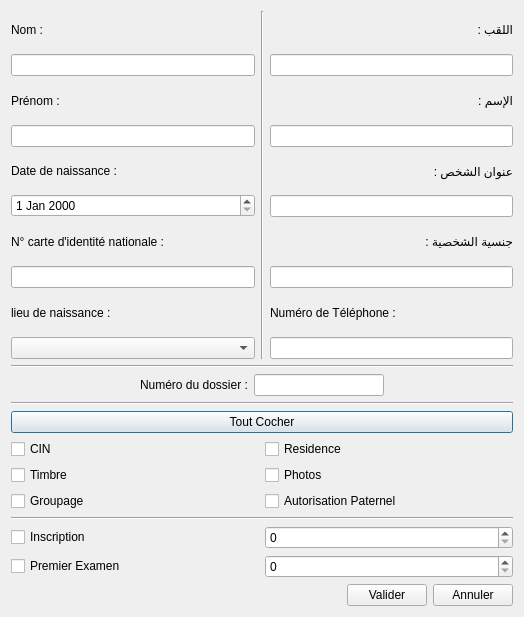
Qt form Auto_Ecole/candidat/addcandidat.ui (AmineHouari98/auto_Ecole) before a commit.
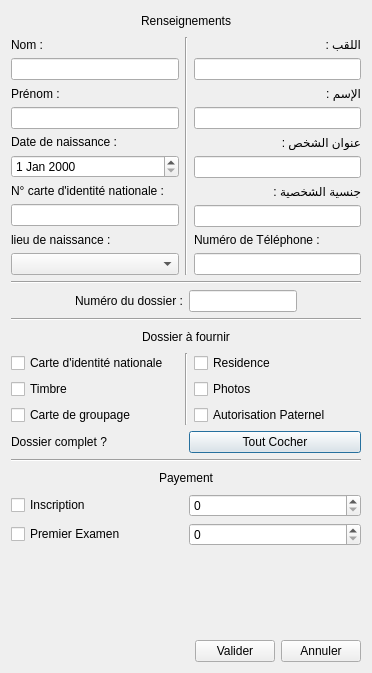
The same form after that commit.

What changed in the file:
```diff
--- a/Auto_Ecole/candidat/addcandidat.ui
+++ b/Auto_Ecole/candidat/addcandidat.ui
@@ -6,8 +6,8 @@
    <rect>
     <x>0</x>
     <y>0</y>
-    <width>524</width>
-    <height>617</height>
+    <width>372</width>
+    <height>673</height>
    </rect>
   </property>
   <property name="windowTitle">
@@ -18,6 +18,45 @@
   </property>
   <layout class="QGridLayout" name="gridLayout">
    <item row="0" column="0">
+    <layout class="QVBoxLayout" name="verticalLayout_16">
+     <item>
+      <layout class="QHBoxLayout" name="horizontalLayout_11">
+       <item>
+        <spacer name="horizontalSpacer_5">
+         <property name="orientation">
+          <enum>Qt::Horizontal</enum>
+         </property>
+         <property name="sizeHint" stdset="0">
+          <size>
+           <width>40</width>
+           <height>20</height>
+          </size>
+         </property>
+        </spacer>
+       </item>
+       <item>
+        <widget class="QLabel" name="label_9">
+         <property name="text">
+          <string>Renseignements</string>
+         </property>
+        </widget>
+       </item>
+       <item>
+        <spacer name="horizontalSpacer_6">
+         <property name="orientation">
+          <enum>Qt::Horizontal</enum>
+         </property>
+         <property name="sizeHint" stdset="0">
+          <size>
+           <width>40</width>
+           <height>20</height>
+          </size>
+         </property>
+        </spacer>
+       </item>
+      </layout>
+     </item>
+     <item>
     <layout class="QHBoxLayout" name="horizontalLayout_2">
      <item>
       <layout class="QVBoxLayout" name="verticalLayout_13">
@@ -180,6 +219,8 @@
      </item>
     </layout>
    </item>
+    </layout>
+   </item>
    <item row="1" column="0">
     <layout class="QVBoxLayout" name="verticalLayout_11">
      <item>
@@ -234,7 +275,7 @@
       </layout>
      </item>
      <item>
-      <layout class="QVBoxLayout" name="verticalLayout_14">
+      <layout class="QVBoxLayout" name="verticalLayout_18">
        <item>
         <widget class="Line" name="line_3">
          <property name="orientation">
@@ -243,32 +284,57 @@
         </widget>
        </item>
        <item>
-        <widget class="QPushButton" name="pushButton">
+        <layout class="QHBoxLayout" name="horizontalLayout_12">
+         <item>
+          <spacer name="horizontalSpacer_7">
+           <property name="orientation">
+            <enum>Qt::Horizontal</enum>
+           </property>
+           <property name="sizeHint" stdset="0">
+            <size>
+             <width>40</width>
+             <height>20</height>
+            </size>
+           </property>
+          </spacer>
+         </item>
+         <item>
+          <widget class="QLabel" name="label_10">
          <property name="text">
-          <string>Tout Cocher</string>
+            <string>Dossier à fournir</string>
          </property>
         </widget>
        </item>
+         <item>
+          <spacer name="horizontalSpacer_8">
+           <property name="orientation">
+            <enum>Qt::Horizontal</enum>
+           </property>
+           <property name="sizeHint" stdset="0">
+            <size>
+             <width>40</width>
+             <height>20</height>
+            </size>
+           </property>
+          </spacer>
+         </item>
+        </layout>
+       </item>
+       <item>
+        <layout class="QHBoxLayout" name="horizontalLayout_5">
        <item>
         <layout class="QHBoxLayout" name="horizontalLayout_4">
          <item>
+            <layout class="QHBoxLayout" name="horizontalLayout_6">
+             <item>
+              <layout class="QVBoxLayout" name="verticalLayout_14">
+               <item>
           <widget class="QCheckBox" name="checkBox_CIN">
            <property name="text">
-            <string>CIN</string>
+                  <string>Carte d'identité nationale</string>
            </property>
           </widget>
          </item>
-         <item>
-          <widget class="QCheckBox" name="checkBox_Residence">
-           <property name="text">
-            <string>Residence</string>
-           </property>
-          </widget>
-         </item>
-        </layout>
-       </item>
-       <item>
-        <layout class="QHBoxLayout" name="horizontalLayout_5">
          <item>
           <widget class="QCheckBox" name="checkBox_Timbre">
            <property name="text">
@@ -277,23 +343,39 @@
           </widget>
          </item>
          <item>
+                <widget class="QCheckBox" name="checkBox_Groupage">
+                 <property name="text">
+                  <string>Carte de groupage</string>
+                 </property>
+                </widget>
+               </item>
+              </layout>
+             </item>
+            </layout>
+           </item>
+           <item>
+            <widget class="Line" name="line_5">
+             <property name="orientation">
+              <enum>Qt::Vertical</enum>
+             </property>
+            </widget>
+           </item>
+           <item>
+            <layout class="QVBoxLayout" name="verticalLayout_17">
+             <item>
+              <widget class="QCheckBox" name="checkBox_Residence">
+               <property name="text">
+                <string>Residence</string>
+               </property>
+              </widget>
+             </item>
+             <item>
           <widget class="QCheckBox" name="checkBox_Photo">
            <property name="text">
             <string>Photos</string>
            </property>
           </widget>
          </item>
-        </layout>
-       </item>
-       <item>
-        <layout class="QHBoxLayout" name="horizontalLayout_6">
-         <item>
-          <widget class="QCheckBox" name="checkBox_Groupage">
-           <property name="text">
-            <string>Groupage</string>
-           </property>
-          </widget>
-         </item>
          <item>
           <widget class="QCheckBox" name="checkBox_APaternel">
            <property name="text">
@@ -305,6 +387,28 @@
        </item>
       </layout>
      </item>
+        </layout>
+       </item>
+       <item>
+        <layout class="QHBoxLayout" name="horizontalLayout_10">
+         <item>
+          <widget class="QLabel" name="label_8">
+           <property name="text">
+            <string>Dossier complet ?</string>
+           </property>
+          </widget>
+         </item>
+         <item>
+          <widget class="QPushButton" name="pushButton">
+           <property name="text">
+            <string>Tout Cocher</string>
+           </property>
+          </widget>
+         </item>
+        </layout>
+       </item>
+      </layout>
+     </item>
      <item>
       <widget class="Line" name="line_4">
        <property name="orientation">
@@ -312,6 +416,43 @@
        </property>
       </widget>
      </item>
+     <item>
+      <layout class="QHBoxLayout" name="horizontalLayout_13">
+       <item>
+        <spacer name="horizontalSpacer_9">
+         <property name="orientation">
+          <enum>Qt::Horizontal</enum>
+         </property>
+         <property name="sizeHint" stdset="0">
+          <size>
+           <width>40</width>
+           <height>20</height>
+          </size>
+         </property>
+        </spacer>
+       </item>
+       <item>
+        <widget class="QLabel" name="label_11">
+         <property name="text">
+          <string>Payement</string>
+         </property>
+        </widget>
+       </item>
+       <item>
+        <spacer name="horizontalSpacer_10">
+         <property name="orientation">
+          <enum>Qt::Horizontal</enum>
+         </property>
+         <property name="sizeHint" stdset="0">
+          <size>
+           <width>40</width>
+           <height>20</height>
+          </size>
+         </property>
+        </spacer>
+       </item>
+      </layout>
+     </item>
      <item>
       <layout class="QVBoxLayout" name="verticalLayout_15">
        <item>
@@ -347,6 +488,19 @@
     </layout>
    </item>
    <item row="2" column="0">
+    <spacer name="verticalSpacer">
+     <property name="orientation">
+      <enum>Qt::Vertical</enum>
+     </property>
+     <property name="sizeHint" stdset="0">
+      <size>
+       <width>20</width>
+       <height>40</height>
+      </size>
+     </property>
+    </spacer>
+   </item>
+   <item row="3" column="0">
     <layout class="QHBoxLayout" name="horizontalLayout_3">
      <item>
       <spacer name="horizontalSpacer">
```
Lines whose indentation alone changed are shown as unchanged.
